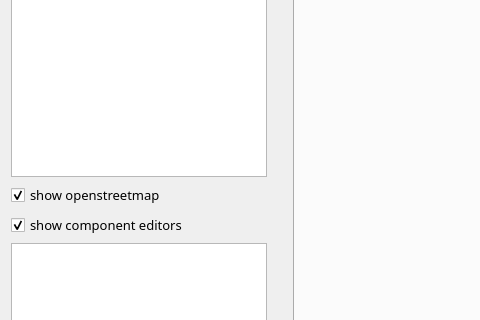
Before: the Qt Designer form ui/main.ui in sempr-tk/sempr-gui, drawn with Qt 5; both pictures show x 0 to 480 and y 301 to 621 of the 899 by 747 pixel window.
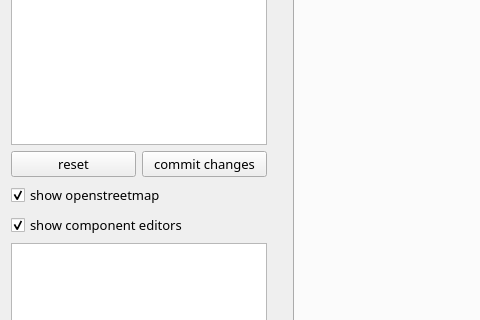
After: the same form once the commit is applied. Custom widgets are drawn as their Qt base class.

Commit message: added reset and commit buttons

The edit to the form file:
```diff
--- a/ui/main.ui
+++ b/ui/main.ui
@@ -32,6 +32,24 @@
        </property>
       </widget>
      </item>
+     <item>
+      <layout class="QHBoxLayout" name="horizontalLayout">
+       <item>
+        <widget class="QPushButton" name="btnReset">
+         <property name="text">
+          <string>reset</string>
+         </property>
+        </widget>
+       </item>
+       <item>
+        <widget class="QPushButton" name="btnCommit">
+         <property name="text">
+          <string>commit changes</string>
+         </property>
+        </widget>
+       </item>
+      </layout>
+     </item>
      <item>
       <widget class="QCheckBox" name="boxShowOSM">
        <property name="text">
```
The commit also changes 3 other files.
